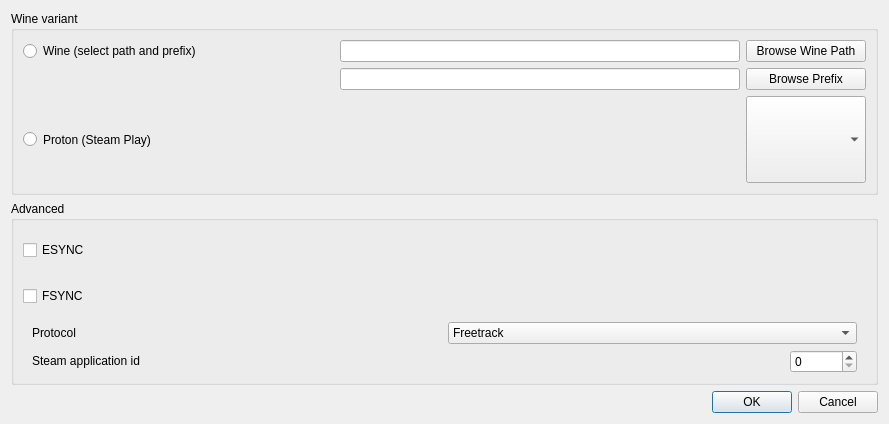
This is proto-wine/ftnoir_winecontrols.ui in opentrack/opentrack as Qt 5 draws it before an edit. The edited form follows.
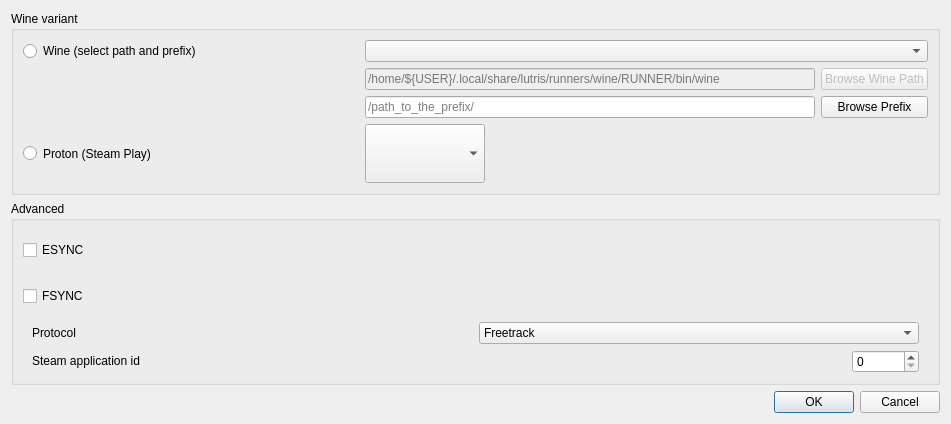
This is the edited form. Icons and pictures are not drawn.

```diff
--- a/proto-wine/ftnoir_winecontrols.ui
+++ b/proto-wine/ftnoir_winecontrols.ui
@@ -9,7 +9,7 @@
    <rect>
     <x>0</x>
     <y>0</y>
-    <width>889</width>
+    <width>951</width>
     <height>424</height>
    </rect>
   </property>
@@ -33,7 +33,7 @@
       <string>Wine variant</string>
      </property>
      <layout class="QGridLayout" name="gridLayout">
-      <item row="2" column="0">
+      <item row="10" column="0">
        <widget class="QRadioButton" name="variant_proton">
         <property name="sizePolicy">
          <sizepolicy hsizetype="Minimum" vsizetype="Preferred">
@@ -59,26 +59,28 @@
         </property>
        </widget>
       </item>
-      <item row="0" column="1">
-       <widget class="QLineEdit" name="wine_path">
+      <item row="10" column="1">
+       <widget class="QComboBox" name="proton_version">
         <property name="sizePolicy">
-         <sizepolicy hsizetype="Minimum" vsizetype="Preferred">
+         <sizepolicy hsizetype="Maximum" vsizetype="Preferred">
           <horstretch>0</horstretch>
           <verstretch>0</verstretch>
          </sizepolicy>
         </property>
         <property name="minimumSize">
          <size>
-          <width>400</width>
+          <width>120</width>
           <height>0</height>
          </size>
         </property>
-        <property name="toolTip">
-         <string>&lt;html&gt;&lt;head/&gt;&lt;body&gt;&lt;p&gt;wine/runner exectuable path&lt;/p&gt;&lt;/body&gt;&lt;/html&gt;</string>
+        <property name="layoutDirection">
+         <enum>Qt::LeftToRight</enum>
         </property>
        </widget>
       </item>
-      <item row="1" column="1">
+      <item row="9" column="1">
+       <layout class="QHBoxLayout" name="horizontalLayout_4">
+        <item>
        <widget class="QLineEdit" name="wineprefix">
         <property name="sizePolicy">
          <sizepolicy hsizetype="Minimum" vsizetype="Preferred">
@@ -88,44 +90,71 @@
         </property>
         <property name="minimumSize">
          <size>
-          <width>286</width>
+            <width>450</width>
           <height>0</height>
          </size>
         </property>
         <property name="toolTip">
          <string>&lt;html&gt;&lt;head/&gt;&lt;body&gt;&lt;p&gt;prefix&lt;/p&gt;&lt;/body&gt;&lt;/html&gt;</string>
         </property>
-       </widget>
-      </item>
-      <item row="1" column="2">
+          <property name="placeholderText">
+           <string>/path_to_the_prefix/</string>
+          </property>
+         </widget>
+        </item>
+        <item>
        <widget class="QPushButton" name="browse_wine_prefix_button">
         <property name="text">
          <string>Browse Prefix</string>
         </property>
        </widget>
       </item>
-      <item row="0" column="2">
+       </layout>
+      </item>
+      <item row="8" column="1">
+       <layout class="QHBoxLayout" name="horizontalLayout_3">
+        <item>
+         <widget class="QLineEdit" name="wine_path">
+          <property name="enabled">
+           <bool>false</bool>
+          </property>
+          <property name="sizePolicy">
+           <sizepolicy hsizetype="Minimum" vsizetype="Preferred">
+            <horstretch>0</horstretch>
+            <verstretch>0</verstretch>
+           </sizepolicy>
+          </property>
+          <property name="minimumSize">
+           <size>
+            <width>450</width>
+            <height>0</height>
+           </size>
+          </property>
+          <property name="toolTip">
+           <string>&lt;html&gt;&lt;head/&gt;&lt;body&gt;&lt;p&gt;wine/runner exectuable path&lt;/p&gt;&lt;/body&gt;&lt;/html&gt;</string>
+          </property>
+          <property name="inputMask">
+           <string/>
+          </property>
+          <property name="placeholderText">
+           <string>/home/${USER}/.local/share/lutris/runners/wine/RUNNER/bin/wine</string>
+          </property>
+         </widget>
+        </item>
+        <item>
        <widget class="QPushButton" name="browse_wine_path_button">
+          <property name="enabled">
+           <bool>false</bool>
+          </property>
         <property name="text">
          <string>Browse Wine Path</string>
         </property>
        </widget>
       </item>
-      <item row="2" column="2">
-       <widget class="QComboBox" name="proton_version">
-        <property name="sizePolicy">
-         <sizepolicy hsizetype="Maximum" vsizetype="Preferred">
-          <horstretch>0</horstretch>
-          <verstretch>0</verstretch>
-         </sizepolicy>
-        </property>
-        <property name="minimumSize">
-         <size>
-          <width>120</width>
-          <height>0</height>
-         </size>
-        </property>
-       </widget>
+       </layout>
+      </item>
+      <item row="0" column="1">
+       <widget class="QComboBox" name="wine_path_combo"/>
       </item>
      </layout>
     </widget>
```
Lines whose indentation alone changed are shown as unchanged.
